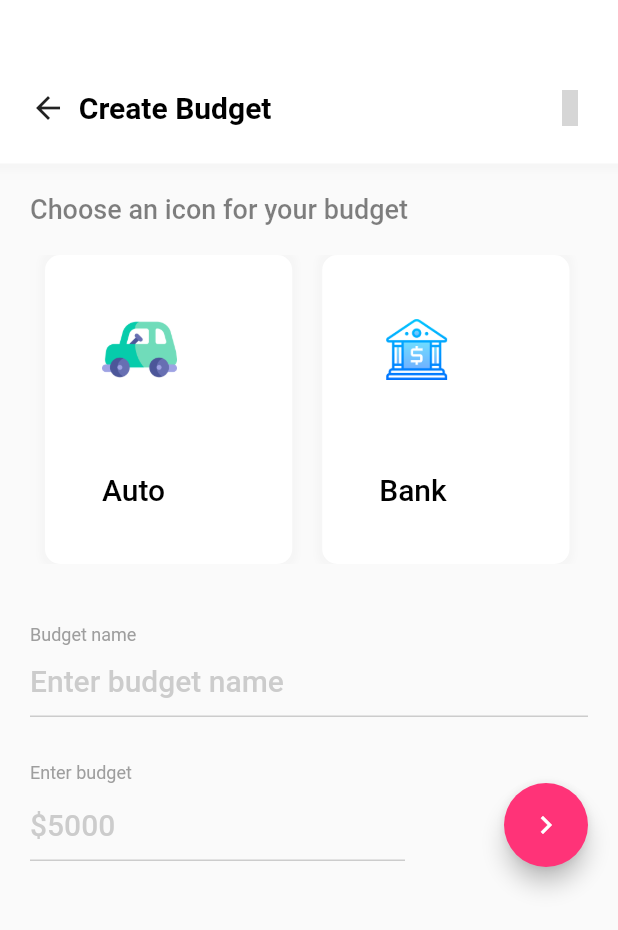
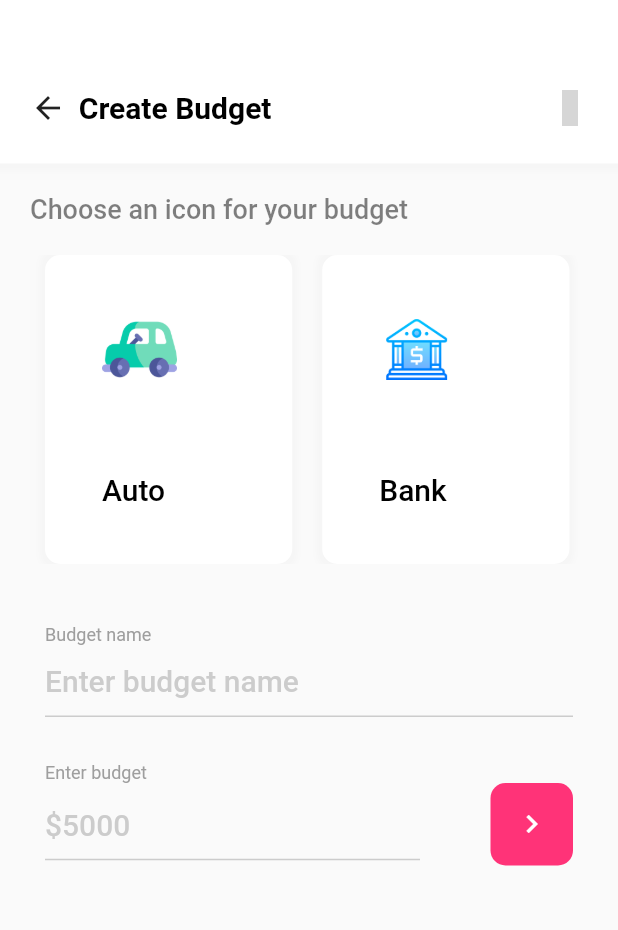
Before and after one commit to JanDongGun/BudgetFlutter, a Flutter app: the CreateBudget screen opened directly, on a phone screen of 412 x 824 dp. Shown: the top 930 px of the screen. Run offline on Flutter 3.47's test engine with Material 2 defaults, Android fonts, the light colour scheme and no system bars; our stand-ins replace animated_bottom_navigation_bar, fl_chart, ionicons, percent_indicator; missing offline and left inert: antdesign_icons; grey boxes are pictures that could not be loaded.

Commit message:
update button

```diff
--- a/lib/pages/create_budget_page.dart
+++ b/lib/pages/create_budget_page.dart
@@ -139,6 +139,11 @@ class _CreateBudgetState extends State<CreateBudget> {
               const SizedBox(
                 height: 40,
               ),
+              Padding(
+                padding: const EdgeInsets.fromLTRB(10, 0, 10, 0),
+                child: Column(
+                  crossAxisAlignment: CrossAxisAlignment.start,
+                  children: [
                     const Text(
                       'Budget name',
                       style: TextStyle(fontSize: 12, color: Colors.grey),
@@ -153,10 +158,12 @@ class _CreateBudgetState extends State<CreateBudget> {
                         border: InputBorder.none,
                         hintText: 'Enter budget name',
                         enabledBorder: UnderlineInputBorder(
-                    borderSide: BorderSide(color: Colors.grey.withOpacity(0.5)),
+                          borderSide:
+                              BorderSide(color: Colors.grey.withOpacity(0.5)),
                         ),
                         focusedBorder: UnderlineInputBorder(
-                    borderSide: BorderSide(color: Colors.grey.withOpacity(0.5)),
+                          borderSide:
+                              BorderSide(color: Colors.grey.withOpacity(0.5)),
                         ),
                       ),
                     ),
@@ -181,23 +188,28 @@ class _CreateBudgetState extends State<CreateBudget> {
                               border: InputBorder.none,
                               hintText: '\$' '5000',
                               enabledBorder: UnderlineInputBorder(
-                          borderSide:
-                              BorderSide(color: Colors.grey.withOpacity(0.5)),
+                                borderSide: BorderSide(
+                                    color: Colors.grey.withOpacity(0.5)),
                               ),
                               focusedBorder: UnderlineInputBorder(
-                          borderSide:
-                              BorderSide(color: Colors.grey.withOpacity(0.5)),
+                                borderSide: BorderSide(
+                                    color: Colors.grey.withOpacity(0.5)),
                               ),
                             ),
                           ),
                         ),
                         const Spacer(),
-                  FloatingActionButton(
-                    heroTag: 'btn create_budget',
-                    onPressed: () => {},
-                    child: const Icon(Icons.navigate_next),
-                    backgroundColor: primary,
-                    foregroundColor: white,
+                        Container(
+                          height: 55,
+                          width: 55,
+                          decoration: BoxDecoration(
+                              color: primary,
+                              borderRadius: BorderRadius.circular(10)),
+                          child: IconButton(
+                            onPressed: () {},
+                            icon: Icon(Icons.navigate_next),
+                            color: white,
+                          ),
                         )
                       ],
                     ),
@@ -205,6 +217,9 @@ class _CreateBudgetState extends State<CreateBudget> {
                 ),
               )
             ],
+          ),
+        )
+      ],
     ));
   }
 }
```
Also changed, not shown: lib/pages/transaction_page.dart (+12 -7 lines). Lines whose indentation alone changed are shown as unchanged.
